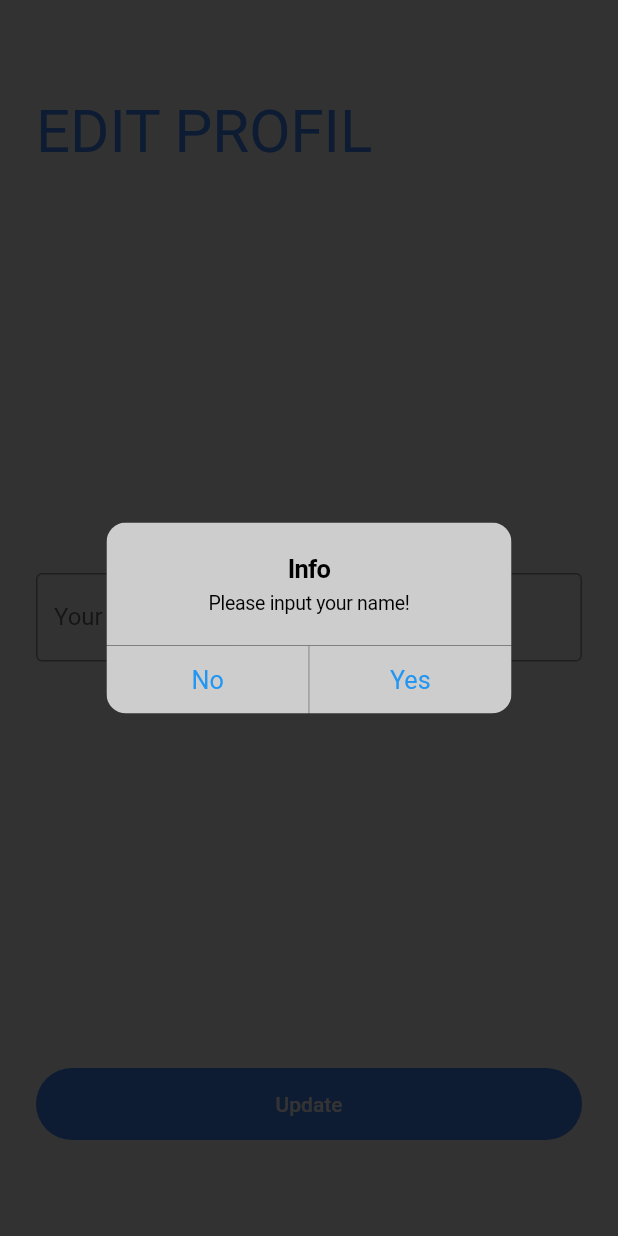
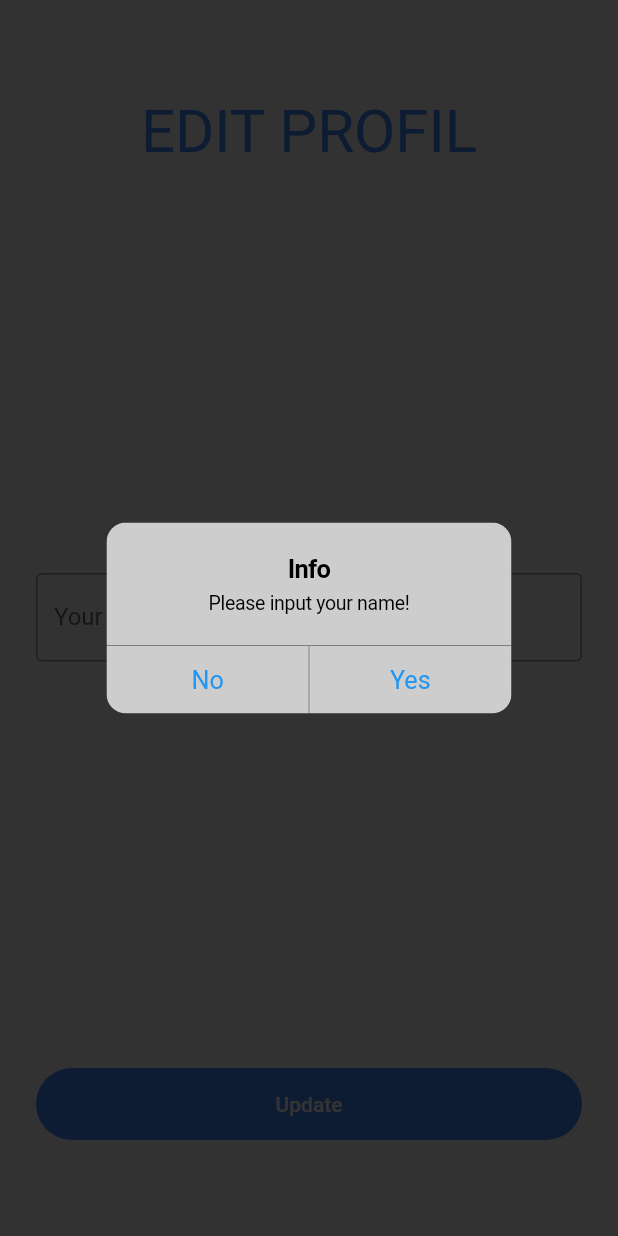
Before and after one commit to fikrykri/flutter-simple-app, a Flutter app: the screen it shows after launch, after a tap on "Update", on a phone screen of 412 x 824 dp. Run offline on Flutter 3.47's test engine with Material 2 defaults, Android fonts, the phone set to English and light mode, and no system bars; our stand-ins replace fluttertoast.

Commit message:
add passing data to page profile

```diff
--- a/lib/pages/edit_profil.dart
+++ b/lib/pages/edit_profil.dart
@@ -108,9 +108,11 @@ class _EditProfileState extends State<EditProfile> {
                   .stretch, //memenuhi layar kanan kiri suatu widget
               children: [
                 Container(
-                  child: Text(
-                    'EDIT PROFIL',
-                    style: TextStyle(fontSize: 40, color: Colors.blueAccent),
+                  child: Center(
+                    child: Text(
+                      'EDIT PROFIL',
+                      style: TextStyle(fontSize: 40, color: Colors.blueAccent),
+                    ),
                   ),
                 ),
                 Container(
@@ -132,10 +134,13 @@ class _EditProfileState extends State<EditProfile> {
                         // showSnackBar('Please input your name!');
                         showAlertDialogCupertino('Please input your name!');
                       } else {
+                        // Berpindah halaman ketika di text field memiliki value ke Profile()
                         Navigator.push(
-                          context,
-                          MaterialPageRoute(builder: (context) => Profile())
-                        ); // Berpindah halaman ketika di text field memiliki value ke Profile()
+                            context,
+                            MaterialPageRoute(
+                                builder: (context) => Profile(
+                                      name: nameController.text,
+                                    )));
                       }
                     },
                     child: Text('Update',
```
